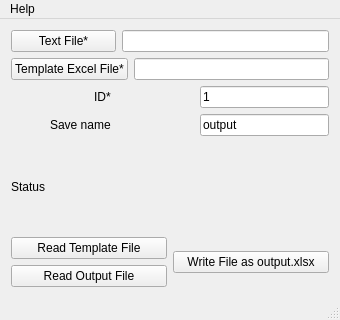
Predhelt/QtRWExcelFile, file ReadWriteExcelProj/mainwindow.ui: the form before one commit.
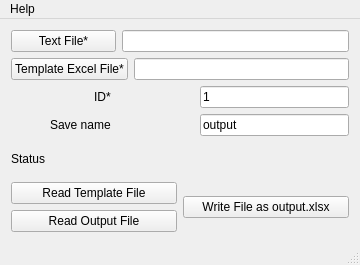
The form after the commit.

What changed in the file:
```diff
--- a/ReadWriteExcelProj/mainwindow.ui
+++ b/ReadWriteExcelProj/mainwindow.ui
@@ -6,8 +6,8 @@
    <rect>
     <x>0</x>
     <y>0</y>
-    <width>340</width>
-    <height>320</height>
+    <width>360</width>
+    <height>265</height>
    </rect>
   </property>
   <property name="minimumSize">
@@ -203,7 +203,7 @@
     <rect>
      <x>0</x>
      <y>0</y>
-     <width>340</width>
+     <width>360</width>
      <height>20</height>
     </rect>
    </property>
```
